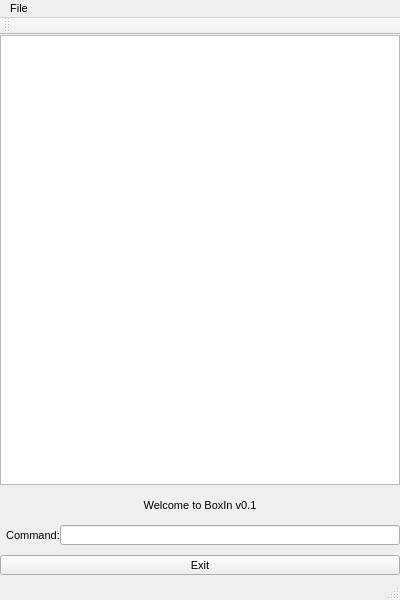
Above: BoxIn/BoxIn/BoxIn.ui from cs2103aug2014-t13-1c/main before the change. Below: the same form after it.
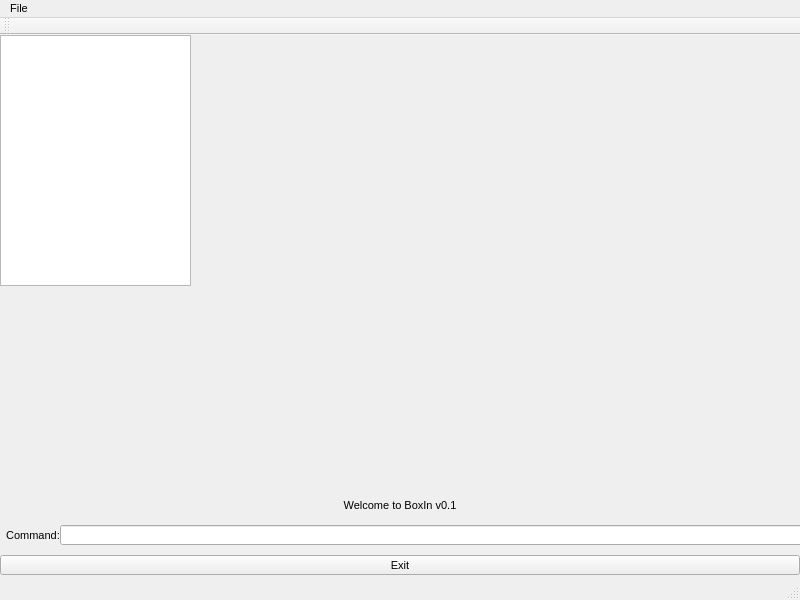
That is the form after the change. Icons and pictures are not drawn.

Commit message: Expanded window

Patch:
```diff
--- a/BoxIn/BoxIn/BoxIn.ui
+++ b/BoxIn/BoxIn/BoxIn.ui
@@ -6,19 +6,19 @@
    <rect>
     <x>0</x>
     <y>0</y>
-    <width>400</width>
+    <width>800</width>
     <height>600</height>
    </rect>
   </property>
   <property name="minimumSize">
    <size>
-    <width>400</width>
+    <width>800</width>
     <height>600</height>
    </size>
   </property>
   <property name="maximumSize">
    <size>
-    <width>400</width>
+    <width>800</width>
     <height>600</height>
    </size>
   </property>
@@ -45,7 +45,7 @@
      <rect>
       <x>60</x>
       <y>490</y>
-      <width>340</width>
+      <width>800</width>
       <height>20</height>
      </rect>
     </property>
@@ -68,8 +68,8 @@
      <rect>
       <x>0</x>
       <y>0</y>
-      <width>400</width>
-      <height>450</height>
+      <width>191</width>
+      <height>251</height>
      </rect>
     </property>
    </widget>
@@ -78,7 +78,7 @@
      <rect>
       <x>0</x>
       <y>460</y>
-      <width>400</width>
+      <width>800</width>
       <height>20</height>
      </rect>
     </property>
@@ -97,13 +97,13 @@
      <rect>
       <x>0</x>
       <y>520</y>
-      <width>400</width>
+      <width>800</width>
       <height>20</height>
      </rect>
     </property>
     <property name="maximumSize">
      <size>
-      <width>599</width>
+      <width>800</width>
       <height>16777215</height>
      </size>
     </property>
@@ -117,7 +117,7 @@
     <rect>
      <x>0</x>
      <y>0</y>
-     <width>400</width>
+     <width>800</width>
      <height>21</height>
     </rect>
    </property>
```
The commit also changes 6 other files.
